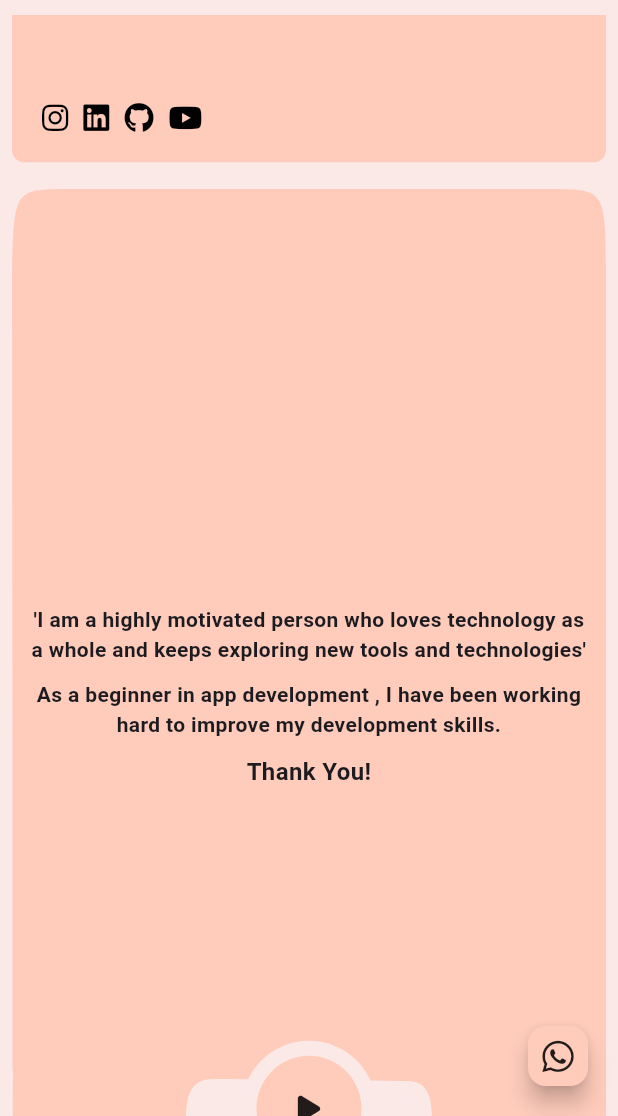
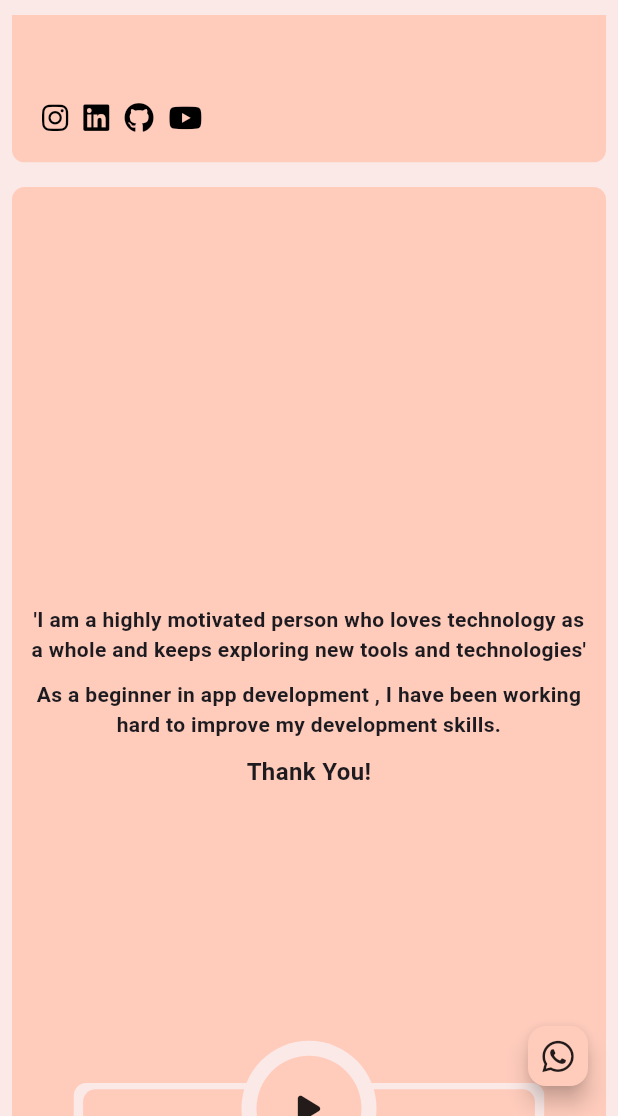
Before and after one commit to Akshay-Panika/Zero-pls, a Flutter app: the screen it shows after launch, scrolled down 576 dp, on a phone screen of 412 x 824 dp, the part 120-1236 px from its top. Run offline on Flutter 3.47's test engine with Material 3 defaults, Android fonts, the light colour scheme and no system bars; our stand-ins replace firebase_core, font_awesome_flutter, get, just_audio; accounts and stored records are empty.

Commit message:
Commited by me at 2025

```diff
--- a/lib/custom_widget/mybutton.dart
+++ b/lib/custom_widget/mybutton.dart
@@ -28,44 +28,43 @@ class _MyButtonState extends State<MyButton> {
         /// Back $ Next
         Align(
           alignment: Alignment.bottomCenter,
+          child: Container(
+            margin: EdgeInsets.symmetric(horizontal: screenWidth*0.1,),
+            decoration: BoxDecoration(
+              borderRadius: BorderRadius.only(
+                topLeft: Radius.circular(screenWidth>600?screenWidth*0.01:screenWidth*0.02),
+                topRight: Radius.circular(screenWidth>600?screenWidth*0.01:screenWidth*0.02),
+              ),
+              color: Colors.deepOrange.shade50,
+            ),
             child: Row(
               mainAxisAlignment: MainAxisAlignment.center,
               crossAxisAlignment: CrossAxisAlignment.end,
               children: [
-              Container(
-                margin: EdgeInsets.only(bottom: screenWidth*0.002,),
-                padding: EdgeInsets.symmetric(horizontal: screenWidth*0.045, vertical:  screenWidth*0.005),
-                decoration: BoxDecoration(
-                  borderRadius: BorderRadius.circular(10),
-                  color: Colors.deepOrange.shade100,
-                ),
-                child: InkWell(
-                    onTap:widget.backButtonOnTap,
+                _buildButton(context,
+                  text: 'Back',
+                  textColor: isBackHovered? Colors.deepOrange.shade50:Colors.black,
+                  onTap: widget.backButtonOnTap,
                   onHover: (value) {
                     setState(() {
                       isBackHovered = value;
                     });
                   },
-                    child:  Center(child: Text(widget.backButtonTitle, style: TextStyle(fontSize: 16, fontWeight: FontWeight.w700, color: isBackHovered? Colors.deepOrange.shade50:Colors.black),),)),
                 ),
 
-              Container(
-                margin: EdgeInsets.only(bottom: screenWidth*0.002,),
-                padding: EdgeInsets.symmetric(horizontal: screenWidth*0.045, vertical:  screenWidth*0.005),
-                decoration: BoxDecoration(
-                  borderRadius: BorderRadius.circular(10),
-                  color: Colors.deepOrange.shade100,
-                ),
-                child: InkWell(
+
+                _buildButton(context,
+                text: 'Next',
+                  textColor: isNextHovered? Colors.deepOrange.shade50:Colors.black,
                   onTap: widget.nextButtonOnTap,
                   onHover: (value) {
                     setState(() {
                       isNextHovered = value;
                     });
                   },
-                    child:  Center(child: Text(widget.nextButtonTitle, style: TextStyle(fontSize: 16, fontWeight: FontWeight.w700, color: isNextHovered? Colors.deepOrange.shade50:Colors.black),))),
                 ),
               ],
+            ),
           ),
         ),
 
@@ -74,12 +73,32 @@ class _MyButtonState extends State<MyButton> {
         Align(
             alignment: Alignment.bottomCenter,
             child: CircleAvatar(radius: 45,backgroundColor: Colors.deepOrange.shade50,
-
-            child: CircleAvatar(radius: 35,backgroundColor: Colors.deepOrange.shade100,
-            child:MySpeech()
-            ),),
+            child: MySpeech(),),
         )
       ],
     );
   }
 }
+
+
+Widget _buildButton(BuildContext context, {VoidCallback? onTap, Function(bool)? onHover, String? text, Color? textColor}){
+  final screenWidth = MediaQuery.of(context).size.width;
+  final screenHeight = MediaQuery.of(context).size.height;
+  return  Expanded(
+    child: Container(
+      height: screenHeight*0.07,
+      margin: EdgeInsets.only(
+        left: screenWidth*0.015,
+        right: screenWidth*0.015,
+        top: screenWidth*0.01,),
+      decoration: BoxDecoration(
+        borderRadius: BorderRadius.circular(screenWidth>600?screenWidth*0.01:screenWidth*0.02),
+        color: Colors.deepOrange.shade100,
+      ),
+      child: InkWell(
+          onTap: onTap,
+          onHover: onHover,
+          child:  Center(child: Text(text!, style: TextStyle(fontSize: 16, fontWeight: FontWeight.w700, color: textColor?? Colors.black),))),
+    ),
+  );
+}
--- a/lib/screen_widget/home_screen.dart
+++ b/lib/screen_widget/home_screen.dart
@@ -72,6 +72,7 @@ class _HomeScreenState extends State<HomeScreen> {
 
                 MySkills(key: skillsKey,),
 
+                40.height,
                 MyFooter(),
              ],
            ),
--- a/lib/screen_widget/mydata.dart
+++ b/lib/screen_widget/mydata.dart
@@ -28,12 +28,13 @@ class _MyDataState extends State<MyData> {
       child: Stack(
         alignment: AlignmentDirectional.bottomEnd,
         children: [
-          ClipPath(
-            clipper: RPSCustomClipper(),
-            child: Container(
+          Container(
            // width: screenWidth > 600 ? screenWidth*0.6: double.infinity,
             height: screenHeight*0.8,
+            decoration: BoxDecoration(
+              borderRadius: BorderRadius.circular(screenWidth*0.02),
               color: Colors.deepOrange.shade100,
+            ),
             child:  PageView(
               controller: _pageController,
                       onPageChanged: (index) {
@@ -46,7 +47,6 @@ class _MyDataState extends State<MyData> {
             myEducations(),
             const MyCertificate(),
                       ],
-                      ),
                     ),
           ),
 
@@ -65,62 +65,3 @@ class _MyDataState extends State<MyData> {
     );
   }
 }
-
-/// Clipper path
-class MyCardClipper extends CustomClipper<Path> {
-  @override
-  Path getClip(Size size) {
-    const double radius = 20.0; // Radius for the rounded corners
-
-    Path path_0 = Path();
-    path_0.moveTo(0,size.height*0.2600000);
-    path_0.cubicTo(size.width*0.0033200,size.height*0.0074000,size.width*0.0030000,size.height*0.0037500,size.width*0.1000000,0);
-    path_0.cubicTo(size.width*0.1500000,0,size.width*0.2500000,size.height*0.0037500,size.width*0.3000000,size.height*0.0050000);
-    path_0.cubicTo(size.width*0.3426000,size.height*0.0062500,size.width*0.3406000,size.height*0.1107500,size.width*0.4000000,size.height*0.1100000);
-    path_0.cubicTo(size.width*0.4510000,size.height*0.1112500,size.width*0.5530000,size.height*0.1087500,size.width*0.6040000,size.height*0.1100000);
-    path_0.cubicTo(size.width*0.6666000,size.height*0.1075000,size.width*0.6606000,size.height*0.0035000,size.width*0.7040000,size.height*0.0050000);
-    path_0.cubicTo(size.width*0.7540000,size.height*0.0050000,size.width*0.8540000,size.height*0.0050000,size.width*0.9040000,size.height*0.0050000);
-    path_0.cubicTo(size.width*1.0008000,size.height*0.0042500,size.width,size.height*0.0047500,size.width,size.height*0.2500000);
-    path_0.cubicTo(size.width*1.0005000,size.height*0.3775000,size.width*1.0015000,size.height*0.6325000,size.width*1.0020000,size.height*0.7600000);
-    path_0.cubicTo(size.width*1.0013000,size.height*0.9967500,size.width*1.0023000,size.height*0.9962500,size.width*0.9000000,size.height*0.9950000);
-    path_0.cubicTo(size.width*0.6995000,size.height*0.9950000,size.width*0.2985000,size.height*0.9950000,size.width*0.0980000,size.height*0.9950000);
-    path_0.cubicTo(size.width*0.0004000,size.height*1.0005000,size.width*0.0012000,size.height*1.0015000,size.width*0.0020000,size.height*0.7450000);
-    path_0.cubicTo(size.width*0.0015000,size.height*0.6237500,size.width*0.0015000,size.height*0.6237500,0,size.height*0.2600000);
-    path_0.close();
-
-    return path_0;
-  }
-
-  @override
-  bool shouldReclip(CustomClipper<Path> oldClipper) {
-    return false;
-  }
-}
-
-class RPSCustomClipper extends CustomClipper<Path> {
-  @override
-  Path getClip(Size size) {
-    Path path_0 = Path();
-    path_0.moveTo(0, size.height * 0.1020000);
-    path_0.cubicTo(size.width * 0.0019000, size.height * 0.0034600, size.width * 0.0025000, size.height * 0.0030000, size.width * 0.0833333, size.height * 0.0020000);
-    path_0.cubicTo(size.width * 0.2916667, size.height * 0.0020000, size.width * 0.7083333, size.height * 0.0020000, size.width * 0.9166667, size.height * 0.0020000);
-    path_0.cubicTo(size.width * 1.0001667, size.height * 0.0025000, size.width * 1.0005000, size.height * 0.0051000, size.width, size.height * 0.1000000);
-    path_0.cubicTo(size.width, size.height * 0.2995000, size.width, size.height * 0.6985000, size.width, size.height * 0.8980000);
-    path_0.cubicTo(size.width * 1.0018333, size.height * 1.0008000, size.width * 1.0015000, size.height, size.width * 0.9166667, size.height * 1.0020000);
-    path_0.cubicTo(size.width * 0.8750000, size.height * 1.0015000, size.width * 0.7916667, size.height * 1.0005000, size.width * 0.7500000, size.height);
-    path_0.cubicTo(size.width * 0.6643333, size.height, size.width * 0.7503333, size.height * 0.9024000, size.width * 0.6633333, size.height * 0.9040000);
-    path_0.cubicTo(size.width * 0.5812500, size.height * 0.9035000, size.width * 0.4170833, size.height * 0.9025000, size.width * 0.3350000, size.height * 0.9020000);
-    path_0.cubicTo(size.width * 0.2510833, size.height * 0.9046000, size.width * 0.3339167, size.height * 0.9978000, size.width * 0.2500000, size.height * 1.0020000);
-    path_0.cubicTo(size.width * 0.2087500, size.height * 1.0015000, size.width * 0.1262500, size.height * 1.0005000, size.width * 0.0850000, size.height);
-    path_0.cubicTo(size.width * 0.0015000, size.height * 1.0017000, size.width * -0.0001667, size.height * 1.0035000, size.width * 0.0016667, size.height * 0.8980000);
-    path_0.cubicTo(size.width * 0.0012500, size.height * 0.6990000, size.width * 0.0012500, size.height * 0.6990000, 0, size.height * 0.1020000);
-    path_0.close();
-
-    return path_0;
-  }
-
-  @override
-  bool shouldReclip(CustomClipper<Path> oldClipper) {
-    return true;
-  }
-}
--- a/lib/screen_widget/myprojects.dart
+++ b/lib/screen_widget/myprojects.dart
@@ -7,11 +7,12 @@ class MyProjects extends StatelessWidget {
   @override
   Widget build(BuildContext context) {
     final screenWidth = MediaQuery.of(context).size.width;
+    final screenHeight = MediaQuery.of(context).size.height;
     return  Expanded(
       child: ListView(
         children: [
           Container(
-            height: 600,
+            height: screenHeight*0.8,
             //color: Colors.blue,
             width: double.infinity,
             margin: EdgeInsets.symmetric(horizontal: screenWidth > 500 ? 45 : 10, vertical: 15),
--- a/lib/screen_widget/myspeech.dart
+++ b/lib/screen_widget/myspeech.dart
@@ -75,7 +75,9 @@ class _MySpeechState extends State<MySpeech> {
       onTap: toggleAudio,
       child: _isLoading
           ? const CircularProgressIndicator()
-          :FaIcon(_isPlaying ? FontAwesomeIcons.pause :FontAwesomeIcons.play, size: 20, color: Colors.black87,),
+          :CircleAvatar(
+        radius: 35,backgroundColor: Colors.deepOrange.shade100,
+          child: FaIcon(_isPlaying ? FontAwesomeIcons.pause :FontAwesomeIcons.play, size: 20, color: Colors.black87,)),
     );
   }
 }
```
Also changed, not shown: 1 other file. Lines whose indentation alone changed are shown as unchanged.
